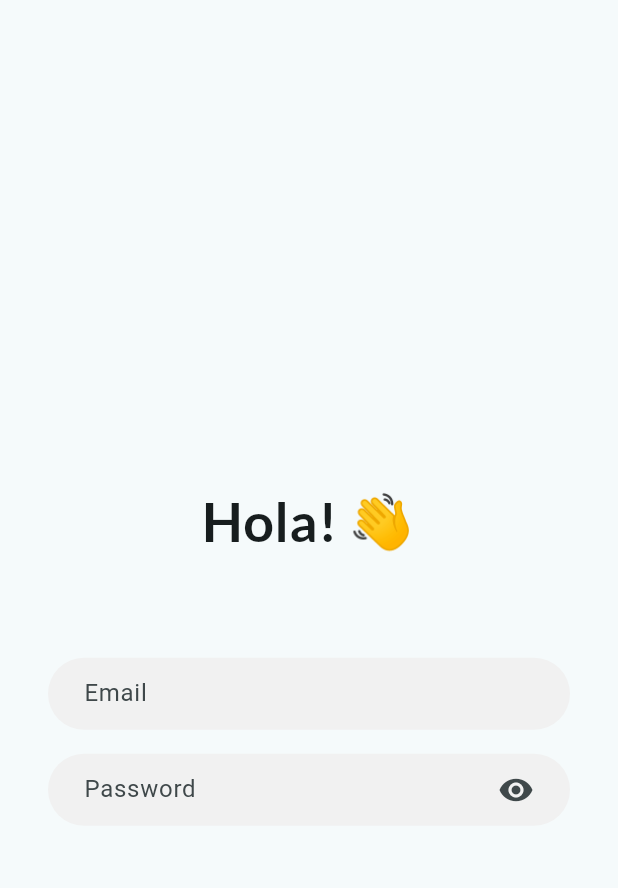
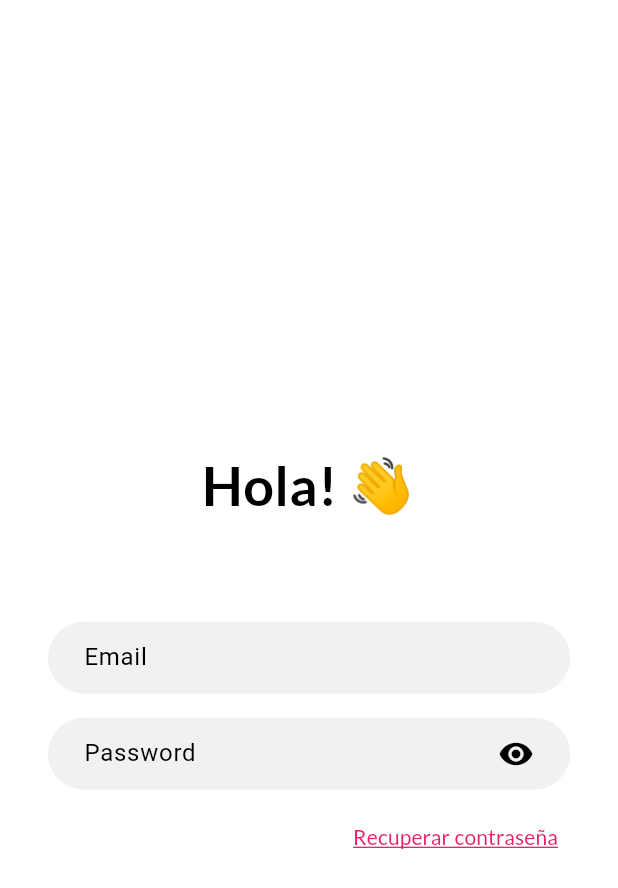
Before and after one commit to LaMaldicionDeMandos/IoT-app, a Flutter app: the screen it shows after launch, on a phone screen of 412 x 824 dp. Shown: the top 888 px of the screen. Run offline on Flutter 3.47's test engine with Material 3 defaults, Android fonts, the phone set to English and light mode, and no system bars.

Commit message:
trabajo en diseñar el componente link

```diff
--- /dev/null
+++ b/lib/components/Link.dart
@@ -0,0 +1,23 @@
+import 'package:flutter/material.dart';
+
+class Link extends StatelessWidget {
+  const Link({super.key, required this.label});
+
+  final String label;
+
+  @override
+  Widget build(BuildContext context) {
+    return OutlinedButton(onPressed: () {  },
+        style: OutlinedButton.styleFrom(
+          side: const BorderSide(style: BorderStyle.none), // Color del borde
+          padding: const EdgeInsets.all(8), // Sin relleno
+        ),
+        child: Text(label,
+            style: const TextStyle(
+                decoration: TextDecoration.underline,
+                decorationColor: Colors.pink
+            )
+        )
+    );
+  }
+}
--- a/lib/main.dart
+++ b/lib/main.dart
@@ -1,4 +1,7 @@
+import 'dart:ui';
+
 import 'package:flutter/material.dart';
+import 'package:iot_app/components/Link.dart';
 import 'package:iot_app/components/PasswordTextField.dart';
 
 void main() {
@@ -13,9 +16,16 @@ class MyApp extends StatelessWidget {
     return MaterialApp(
       title: 'IoT Project',
       theme: ThemeData(
+        colorScheme: ColorScheme.fromSwatch(
+          primarySwatch: Colors.pink,
+          backgroundColor: Colors.white
+        ),
+
+        primaryColor: Colors.pink,
         textSelectionTheme: const TextSelectionThemeData(
-          cursorColor: Colors.pink
+         cursorColor: Colors.pink
         ),
+
         inputDecorationTheme: InputDecorationTheme(
           filled: true,
           fillColor: const Color(0xfff1f1f1),
@@ -28,7 +38,7 @@ class MyApp extends StatelessWidget {
           )
         ),
         fontFamily: 'Lato',
-         colorScheme: ColorScheme.fromSeed(seedColor: Colors.white),
+         //colorScheme: ColorScheme.fromSeed(seedColor: Colors.white),
         useMaterial3: true,
       ),
       home: const MyHomePage(title: 'Hola! 👋'),
@@ -60,7 +70,7 @@ class _MyHomePageState extends State<MyHomePage> {
         child: Column(
           mainAxisAlignment: MainAxisAlignment.center,
           children: <Widget>[
-            Padding(padding: EdgeInsets.symmetric(horizontal: 32, vertical: 56),
+            Padding(padding: const EdgeInsets.symmetric(horizontal: 32, vertical: 56),
               child: Text(widget.title, style: const TextStyle(fontSize: 36, fontWeight: FontWeight.bold)),
             ),
             const Padding(padding: EdgeInsets.symmetric(horizontal: 32, vertical: 8),
@@ -71,7 +81,13 @@ class _MyHomePageState extends State<MyHomePage> {
               )
             ),
             const Padding(padding: EdgeInsets.symmetric(horizontal: 32, vertical: 8),
-                child: PasswordTextField()
+              child: PasswordTextField()
+            ),
+            const Padding(padding: EdgeInsets.symmetric(horizontal: 32),
+              child: Align(
+                alignment: Alignment.topRight,
+                child: Link(label: 'Recuperar contraseña')
+              )
             )
           ],
         ),
```
